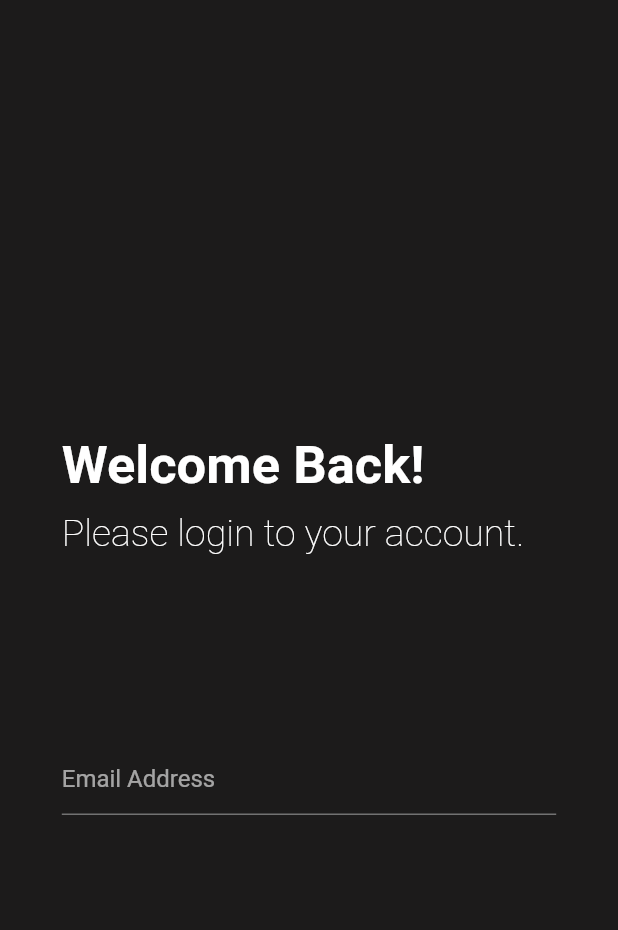
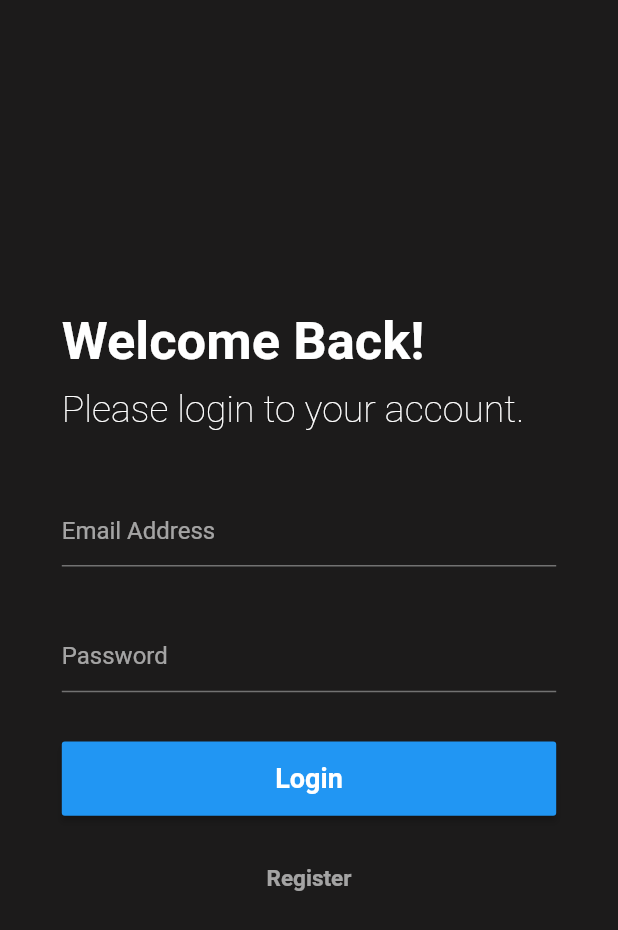
Before and after one commit to tsukahara-hirokazu/chatify, a Flutter app: the screen it shows after launch, on a phone screen of 412 x 824 dp. Shown: the top 930 px of the screen. Run offline on Flutter 3.47's test engine with Material 2 defaults, Android fonts, the phone set to English and light mode, and no system bars.

Commit message:
8_Login Page UI part2

```diff
--- a/lib/pages/login_page.dart
+++ b/lib/pages/login_page.dart
@@ -41,6 +41,8 @@ class _LoginPageState extends State<LoginPage> {
         children: <Widget>[
           _headingWidget(),
           _inputForm(),
+          _loginButton(),
+          _registerButton(),
         ],
       ),
     );
@@ -69,6 +71,7 @@ class _LoginPageState extends State<LoginPage> {
 
   Widget _inputForm() {
     return Container(
+      height: _deviceheight * 0.16,
       child: Form(
         key: _formKey,
         onChanged: () {},
@@ -76,7 +79,10 @@ class _LoginPageState extends State<LoginPage> {
           mainAxisAlignment: MainAxisAlignment.spaceBetween,
           mainAxisSize: MainAxisSize.max,
           crossAxisAlignment: CrossAxisAlignment.start,
-          children: <Widget>[_emailTextField()],
+          children: <Widget>[
+            _emailTextField(),
+            _passwordTextField(),
+          ],
         ),
       ),
     );
@@ -97,4 +103,60 @@ class _LoginPageState extends State<LoginPage> {
       ),
     );
   }
+
+  Widget _passwordTextField() {
+    return TextFormField(
+      autocorrect: false,
+      obscureText: true,
+      style: TextStyle(color: Colors.white),
+      validator: (_input) {},
+      onSaved: (input) {},
+      cursorColor: Colors.white,
+      decoration: InputDecoration(
+        hintText: "Password",
+        focusedBorder: UnderlineInputBorder(
+          borderSide: BorderSide(color: Colors.white),
+        ),
+      ),
+    );
+  }
+
+  Widget _loginButton() {
+    return Container(
+      width: _devicewidth,
+      height: _deviceheight * 0.06,
+      child: MaterialButton(
+        color: Colors.blue,
+        onPressed: () {},
+        child: Text(
+          "Login",
+          style: TextStyle(
+            fontSize: 18.0,
+            fontWeight: FontWeight.w700,
+          ),
+        ),
+      ),
+    );
+  }
+
+  Widget _registerButton() {
+    return GestureDetector(
+      onTap: () {
+        print("Tag the register button!");
+      },
+      child: Container(
+        height: _deviceheight * 0.06,
+        width: _devicewidth,
+        child: Text(
+          "Register",
+          textAlign: TextAlign.center,
+          style: TextStyle(
+            fontSize: 15,
+            fontWeight: FontWeight.w700,
+            color: Colors.white60,
+          ),
+        ),
+      ),
+    );
+  }
 }
```
